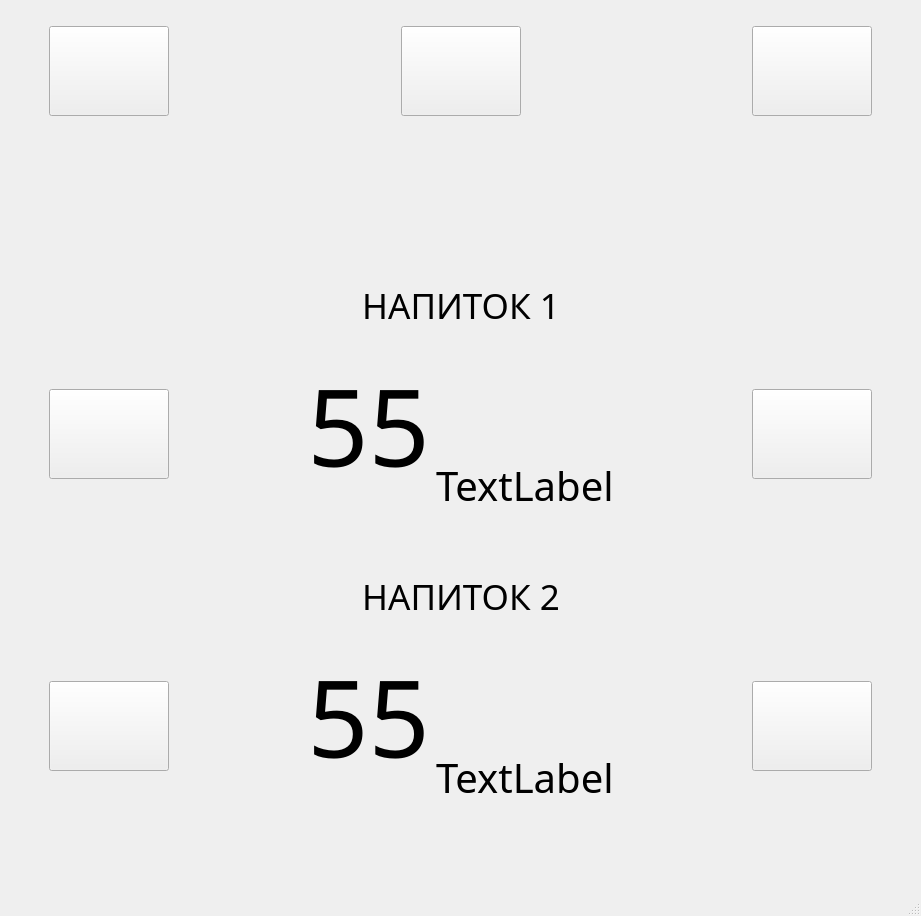
The window that Filler_interface/Window_filler/UI_filler2.ui (TWOKRAI/Filler) describes before a commit, drawn with Qt 5.
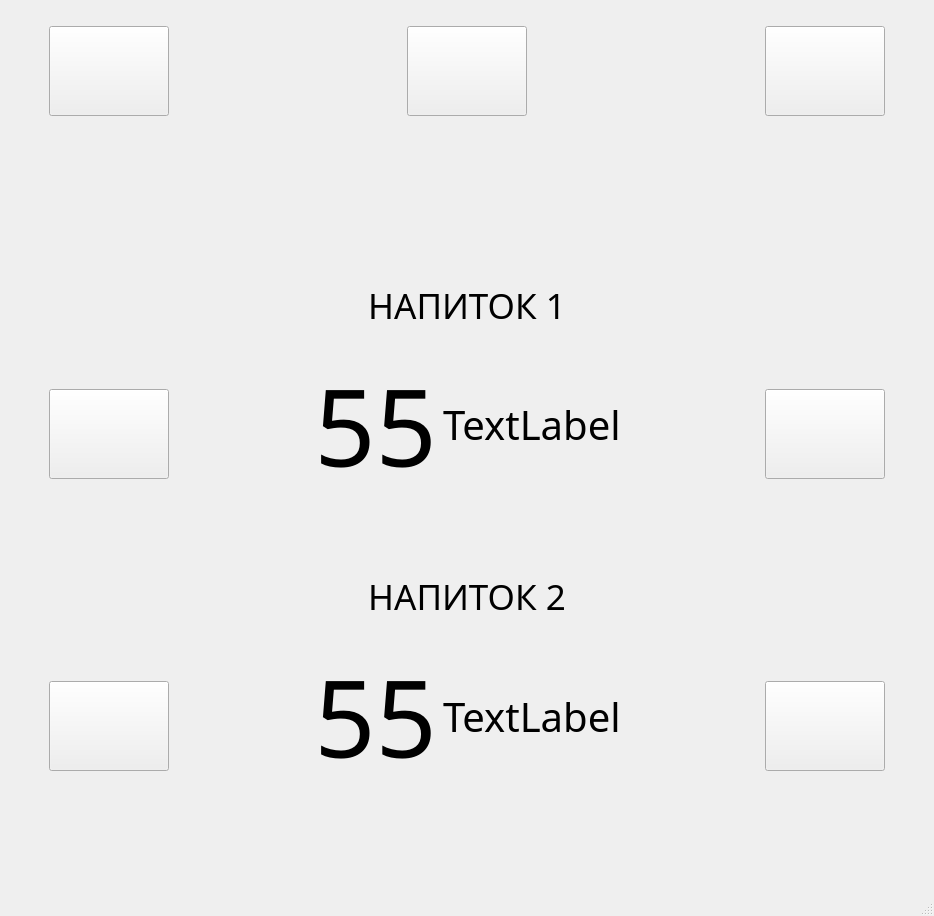
The same window after the commit.

```diff
--- a/Filler_interface/Window_filler/UI_filler2.ui
+++ b/Filler_interface/Window_filler/UI_filler2.ui
@@ -6,7 +6,7 @@
    <rect>
     <x>0</x>
     <y>0</y>
-    <width>921</width>
+    <width>934</width>
     <height>916</height>
    </rect>
   </property>
@@ -26,7 +26,7 @@
    <string>MainWindow</string>
   </property>
   <widget class="QWidget" name="centralwidget">
-   <layout class="QVBoxLayout" name="verticalLayout_6">
+   <layout class="QVBoxLayout" name="verticalLayout_8">
     <item>
      <spacer name="verticalSpacer">
       <property name="orientation">
@@ -44,7 +44,7 @@
      </spacer>
     </item>
     <item>
-     <layout class="QHBoxLayout" name="horizontalLayout_8">
+     <layout class="QHBoxLayout" name="horizontalLayout_6">
       <item>
        <spacer name="horizontalSpacer_5">
         <property name="orientation">
@@ -62,9 +62,9 @@
        </spacer>
       </item>
       <item>
-       <layout class="QVBoxLayout" name="verticalLayout_5">
+       <layout class="QVBoxLayout" name="verticalLayout_7">
         <item>
-         <layout class="QHBoxLayout" name="horizontalLayout_7">
+         <layout class="QHBoxLayout" name="horizontalLayout">
           <item>
            <widget class="QPushButton" name="button_menu">
             <property name="minimumSize">
@@ -260,7 +260,7 @@
          </spacer>
         </item>
         <item>
-         <layout class="QHBoxLayout" name="horizontalLayout">
+         <layout class="QHBoxLayout" name="horizontalLayout_2">
           <item>
            <spacer name="horizontalSpacer_3">
             <property name="orientation">
@@ -326,7 +326,7 @@
          </layout>
         </item>
         <item>
-         <layout class="QHBoxLayout" name="horizontalLayout_6">
+         <layout class="QHBoxLayout" name="horizontalLayout_3">
           <item>
            <widget class="QPushButton" name="button_minus">
             <property name="minimumSize">
@@ -368,11 +368,9 @@
            </spacer>
           </item>
           <item>
-           <layout class="QHBoxLayout" name="horizontalLayout_2">
+           <layout class="QVBoxLayout" name="verticalLayout_3">
             <item>
-             <layout class="QVBoxLayout" name="verticalLayout_2">
-              <item>
-               <spacer name="verticalSpacer_9">
+             <spacer name="verticalSpacer_15">
                 <property name="orientation">
                  <enum>Qt::Vertical</enum>
                 </property>
@@ -382,7 +380,7 @@
                 <property name="sizeHint" stdset="0">
                  <size>
                   <width>20</width>
-                  <height>10</height>
+                <height>13</height>
                  </size>
                 </property>
                </spacer>
@@ -425,6 +423,24 @@
              </layout>
             </item>
             <item>
+           <layout class="QVBoxLayout" name="verticalLayout_2">
+            <item>
+             <spacer name="verticalSpacer_16">
+              <property name="orientation">
+               <enum>Qt::Vertical</enum>
+              </property>
+              <property name="sizeType">
+               <enum>QSizePolicy::Expanding</enum>
+              </property>
+              <property name="sizeHint" stdset="0">
+               <size>
+                <width>20</width>
+                <height>13</height>
+               </size>
+              </property>
+             </spacer>
+            </item>
+            <item>
              <widget class="QLabel" name="value_mini">
               <property name="sizePolicy">
                <sizepolicy hsizetype="Preferred" vsizetype="Preferred">
@@ -446,6 +462,19 @@
               </property>
              </widget>
             </item>
+            <item>
+             <spacer name="verticalSpacer_11">
+              <property name="orientation">
+               <enum>Qt::Vertical</enum>
+              </property>
+              <property name="sizeHint" stdset="0">
+               <size>
+                <width>20</width>
+                <height>13</height>
+               </size>
+              </property>
+             </spacer>
+            </item>
            </layout>
           </item>
           <item>
@@ -624,9 +653,7 @@
            </spacer>
           </item>
           <item>
-           <layout class="QHBoxLayout" name="horizontalLayout_3">
-            <item>
-             <layout class="QVBoxLayout" name="verticalLayout_3">
+           <layout class="QVBoxLayout" name="verticalLayout_5">
               <item>
                <spacer name="verticalSpacer_13">
                 <property name="orientation">
@@ -638,7 +665,7 @@
                 <property name="sizeHint" stdset="0">
                  <size>
                   <width>20</width>
-                  <height>10</height>
+                <height>13</height>
                  </size>
                 </property>
                </spacer>
@@ -681,6 +708,21 @@
              </layout>
             </item>
             <item>
+           <layout class="QVBoxLayout" name="verticalLayout_6">
+            <item>
+             <spacer name="verticalSpacer_18">
+              <property name="orientation">
+               <enum>Qt::Vertical</enum>
+              </property>
+              <property name="sizeHint" stdset="0">
+               <size>
+                <width>20</width>
+                <height>13</height>
+               </size>
+              </property>
+             </spacer>
+            </item>
+            <item>
              <widget class="QLabel" name="value_mini_2">
               <property name="font">
                <font>
@@ -696,6 +738,19 @@
               </property>
              </widget>
             </item>
+            <item>
+             <spacer name="verticalSpacer_17">
+              <property name="orientation">
+               <enum>Qt::Vertical</enum>
+              </property>
+              <property name="sizeHint" stdset="0">
+               <size>
+                <width>20</width>
+                <height>13</height>
+               </size>
+              </property>
+             </spacer>
+            </item>
            </layout>
           </item>
           <item>
```
Left out of the diff: 2 changed lines with no effect on the pictures. Lines whose indentation alone changed are shown as unchanged.
